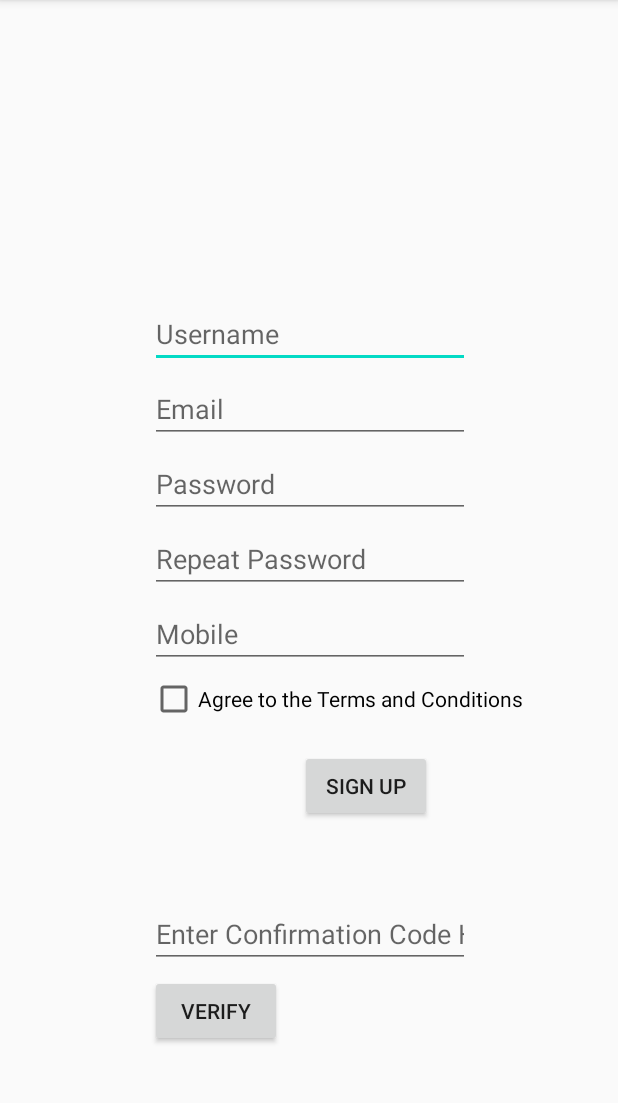
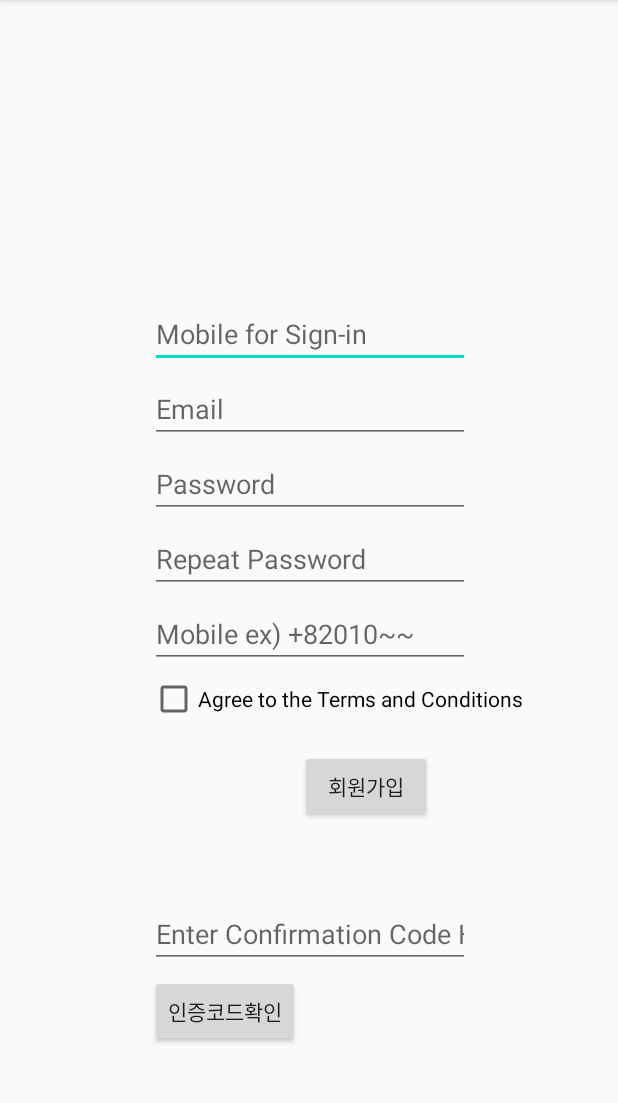
Before and after one commit to bbeomgeun/Hanium, an Android app: the Signup screen opened directly, with no data from a screen before it, on a phone screen of 412 x 824 dp, the part 84-1187 px from its top. Run offline under Robolectric (Android 15) with nearby library versions, the phone set to English and light mode, and no system bars; 2 statements that could not run were skipped.

Commit message:
Change Layout Hint and Delete unused code

```diff
--- a/hanium_login_trail2/app/src/main/res/layout/activity_login.xml
+++ b/hanium_login_trail2/app/src/main/res/layout/activity_login.xml
@@ -23,14 +23,14 @@
         <TextView
             android:layout_width="wrap_content"
             android:layout_height="wrap_content"
-            android:text=" 아이디 : ">
+            android:text=" 전화번호 : ">
         </TextView>
         <EditText
             android:id="@+id/etUsername"
             android:layout_width="wrap_content"
             android:layout_height="wrap_content"
             android:ems="10"
-            android:hint="@string/Username"
+            android:hint="+8201000000000"
             android:importantForAutofill="no"
             android:inputType="textPersonName"
             android:textAlignment="viewStart"
--- a/hanium_login_trail2/app/src/main/res/layout/activity_signup.xml
+++ b/hanium_login_trail2/app/src/main/res/layout/activity_signup.xml
@@ -26,7 +26,7 @@
             android:layout_marginTop="200dp"
             android:layout_marginEnd="8dp"
             android:ems="10"
-            android:hint="@string/Username"
+            android:hint="Mobile for Sign-in"
             android:inputType="textPersonName"
              />
 
@@ -62,7 +62,7 @@
             android:layout_marginTop="400dp"
             android:layout_marginEnd="8dp"
             android:ems="10"
-            android:hint="@string/Mobile"
+            android:hint="Mobile ex) +82010~~"
             android:inputType="textPersonName"
            />
 
@@ -73,7 +73,7 @@
             android:layout_marginStart="200dp"
             android:layout_marginTop="500dp"
             android:layout_marginEnd="8dp"
-            android:text="@string/SignUp"
+            android:text="회원가입"
             app:layout_constraintEnd_toEndOf="parent"
             app:layout_constraintHorizontal_bias="0.0"
             app:layout_constraintStart_toStartOf="parent"
@@ -126,7 +126,7 @@
             android:layout_marginStart="100dp"
             android:layout_marginTop="650dp"
             android:layout_marginEnd="8dp"
-            android:text="@string/Verify"
+            android:text="인증코드확인"
             app:layout_constraintEnd_toEndOf="parent"
             app:layout_constraintHorizontal_bias="0.0"
             app:layout_constraintStart_toStartOf="parent"
```
Also changed, not shown: hanium_login_trail2/app/src/main/java/com/example/hanium_login_trail2/fragment_main.java (+4 -21 lines).
